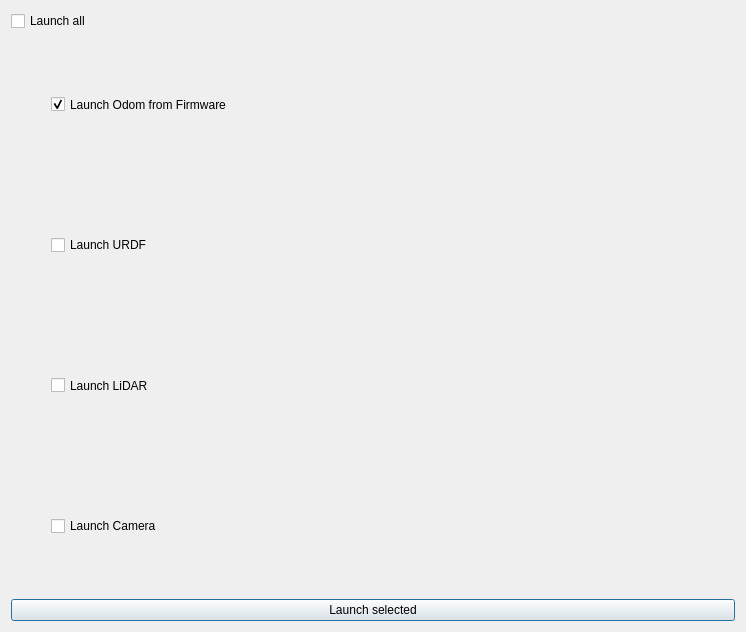
Qt form RoSA_Monitor/selectrosacomponents.ui (PabloNH00/RoSA_Monitor) before a commit.
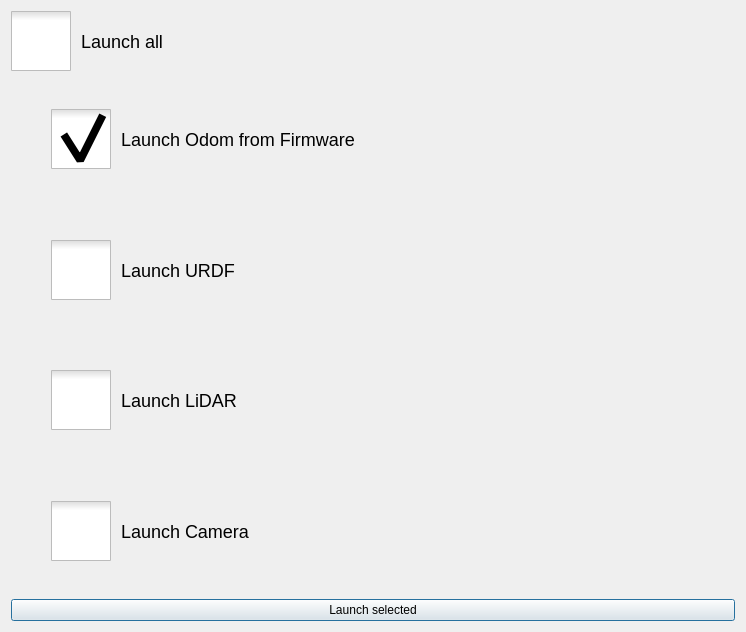
The same form after that commit.

The edit to the form file:
```diff
--- a/RoSA_Monitor/selectrosacomponents.ui
+++ b/RoSA_Monitor/selectrosacomponents.ui
@@ -20,6 +20,18 @@
       <layout class="QVBoxLayout" name="verticalLayout_8">
        <item>
         <widget class="QCheckBox" name="launchAllCheckbox">
+         <property name="styleSheet">
+          <string notr="true">QCheckBox {
+    font-size: 18px;  /* Aumenta el tamaño de la fuente */
+    spacing: 10px;  /* Espacio entre la casilla y el texto */
+}
+
+QCheckBox::indicator {
+    width: 60px;  /* Ancho de la casilla */
+    height: 60px;  /* Alto de la casilla */
+}
+</string>
+         </property>
          <property name="text">
           <string>Launch all</string>
          </property>
@@ -51,6 +63,18 @@
              <verstretch>0</verstretch>
             </sizepolicy>
            </property>
+           <property name="styleSheet">
+            <string notr="true">QCheckBox {
+    font-size: 18px;  /* Aumenta el tamaño de la fuente */
+    spacing: 10px;  /* Espacio entre la casilla y el texto */
+}
+
+QCheckBox::indicator {
+    width: 60px;  /* Ancho de la casilla */
+    height: 60px;  /* Alto de la casilla */
+}
+</string>
+           </property>
            <property name="text">
             <string>Launch Odom from Firmware </string>
            </property>
@@ -96,6 +120,18 @@
              <verstretch>0</verstretch>
             </sizepolicy>
            </property>
+           <property name="styleSheet">
+            <string notr="true">QCheckBox {
+    font-size: 18px;  /* Aumenta el tamaño de la fuente */
+    spacing: 10px;  /* Espacio entre la casilla y el texto */
+}
+
+QCheckBox::indicator {
+    width: 60px;  /* Ancho de la casilla */
+    height: 60px;  /* Alto de la casilla */
+}
+</string>
+           </property>
            <property name="text">
             <string>Launch URDF</string>
            </property>
@@ -129,6 +165,18 @@
              <verstretch>0</verstretch>
             </sizepolicy>
            </property>
+           <property name="styleSheet">
+            <string notr="true">QCheckBox {
+    font-size: 18px;  /* Aumenta el tamaño de la fuente */
+    spacing: 10px;  /* Espacio entre la casilla y el texto */
+}
+
+QCheckBox::indicator {
+    width: 60px;  /* Ancho de la casilla */
+    height: 60px;  /* Alto de la casilla */
+}
+</string>
+           </property>
            <property name="text">
             <string>Launch LiDAR</string>
            </property>
@@ -162,6 +210,18 @@
              <verstretch>0</verstretch>
             </sizepolicy>
            </property>
+           <property name="styleSheet">
+            <string notr="true">QCheckBox {
+    font-size: 18px;  /* Aumenta el tamaño de la fuente */
+    spacing: 10px;  /* Espacio entre la casilla y el texto */
+}
+
+QCheckBox::indicator {
+    width: 60px;  /* Ancho de la casilla */
+    height: 60px;  /* Alto de la casilla */
+}
+</string>
+           </property>
            <property name="text">
             <string>Launch Camera</string>
            </property>
```
